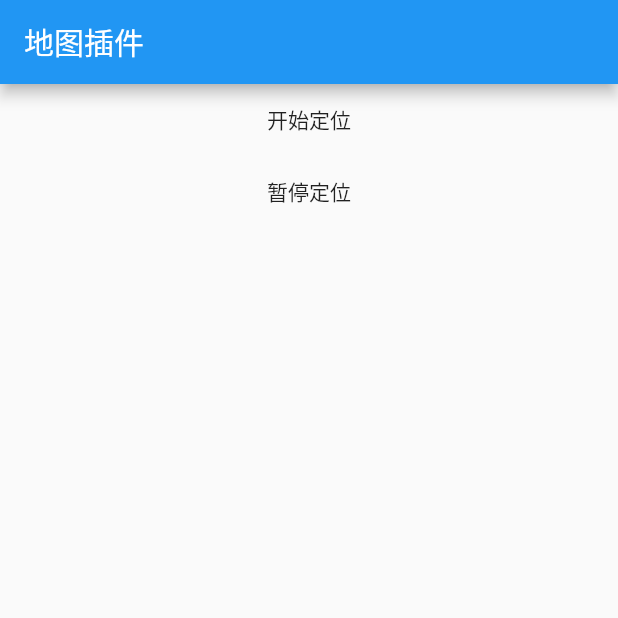
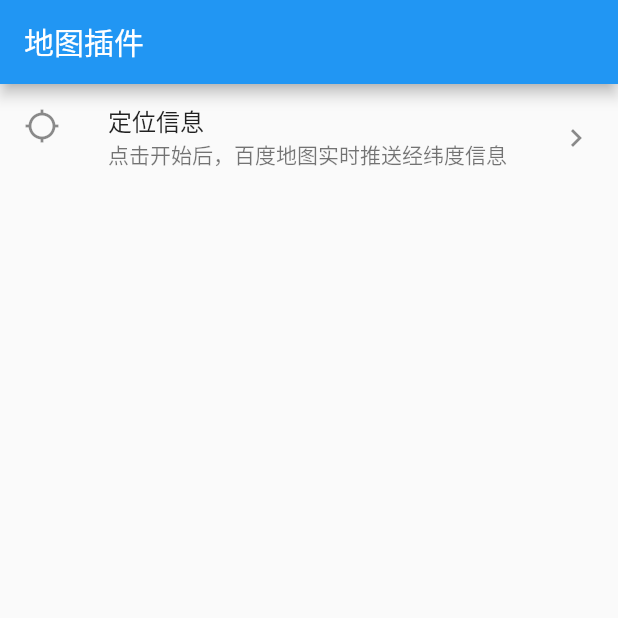
Before and after one commit to ducafecat/flutter_baidu_plugin_ducafecat, a Flutter app: the screen it shows after launch, on a phone screen of 412 x 824 dp, the top half of it. Run offline on Flutter 3.47's test engine with Material 2 defaults, Android fonts, the phone set to English and light mode, and no system bars; our stand-ins replace permission_handler.

```diff
--- a/example/lib/main.dart
+++ b/example/lib/main.dart
@@ -1,10 +1,9 @@
+import 'dart:io';
+
 import 'package:flutter/material.dart';
 import 'dart:async';
-
-import 'package:flutter_baidu_plugin_ducafecat/entity/flutter_baidu_location.dart';
-import 'package:flutter_baidu_plugin_ducafecat/entity/flutter_baidu_location_android_option.dart';
-import 'package:flutter_baidu_plugin_ducafecat/entity/flutter_baidu_location_ios_option.dart';
 import 'package:flutter_baidu_plugin_ducafecat/flutter_baidu_plugin_ducafecat.dart';
+import 'package:flutter_baidu_plugin_ducafecat_example/views/location-view.dart';
 import 'package:permission_handler/permission_handler.dart';
 
 void main() {
@@ -17,27 +16,20 @@ class MyApp extends StatefulWidget {
 }
 
 class _MyAppState extends State<MyApp> {
-  // 组件对象
-  FlutterBaiduPluginDucafecat _locationPlugin = FlutterBaiduPluginDucafecat();
-
-  // 定义成员变量
-  StreamSubscription<Map<String, Object>> _locationListener; // 事件监听
-  BaiduLocation _baiduLocation; // 经纬度信息
-  Map<String, Object> _loationResult; // 返回格式数据
-
   @override
   void initState() {
     super.initState();
     _requestPermission(); // 执行权限请求
+
+    if (Platform.isIOS == true) {
+      FlutterBaiduPluginDucafecat.setApiKeyForIOS(
+          "dkYT07blcAj3drBbcN1eGFYqt16HP1pR");
+    }
   }
 
   @override
   void dispose() {
     super.dispose();
-    // 取消监听
-    if (null != _locationListener) {
-      _locationListener.cancel();
-    }
   }
 
   // 动态申请定位权限
@@ -51,93 +43,35 @@ class _MyAppState extends State<MyApp> {
         statuses[Permission.storage].isGranted;
   }
 
-  // 返回定位信息
-  void _setupListener() {
-    if (_locationListener != null) {
-      return;
-    }
-    _locationListener =
-        _locationPlugin.onResultCallback().listen((Map<String, Object> result) {
-      setState(() {
-        _loationResult = result;
-        try {
-          _baiduLocation = BaiduLocation.fromMap(result);
-          print(_baiduLocation);
-        } catch (e) {
-          print(e);
-        }
-      });
-    });
-  }
-
-  // 设置android端和ios端定位参数
-  void _setLocOption() {
-    // android 端设置定位参数
-    BaiduLocationAndroidOption androidOption = new BaiduLocationAndroidOption();
-    androidOption.setCoorType("bd09ll"); // 设置返回的位置坐标系类型
-    androidOption.setIsNeedAltitude(true); // 设置是否需要返回海拔高度信息
-    androidOption.setIsNeedAddres(true); // 设置是否需要返回地址信息
-    androidOption.setIsNeedLocationPoiList(true); // 设置是否需要返回周边poi信息
-    androidOption.setIsNeedNewVersionRgc(true); // 设置是否需要返回最新版本rgc信息
-    androidOption.setIsNeedLocationDescribe(true); // 设置是否需要返回位置描述
-    androidOption.setOpenGps(true); // 设置是否需要使用gps
-    androidOption.setLocationMode(LocationMode.Hight_Accuracy); // 设置定位模式
-    androidOption.setScanspan(1000); // 设置发起定位请求时间间隔
-
-    Map androidMap = androidOption.getMap();
-
-    // ios 端设置定位参数
-    BaiduLocationIOSOption iosOption = new BaiduLocationIOSOption();
-    iosOption.setIsNeedNewVersionRgc(true); // 设置是否需要返回最新版本rgc信息
-    iosOption.setBMKLocationCoordinateType(
-        "BMKLocationCoordinateTypeBMK09LL"); // 设置返回的位置坐标系类型
-    iosOption.setActivityType("CLActivityTypeAutomotiveNavigation"); // 设置应用位置类型
-    iosOption.setLocationTimeout(10); // 设置位置获取超时时间
-    iosOption.setDesiredAccuracy("kCLLocationAccuracyBest"); // 设置预期精度参数
-    iosOption.setReGeocodeTimeout(10); // 设置获取地址信息超时时间
-    iosOption.setDistanceFilter(100); // 设置定位最小更新距离
-    iosOption.setAllowsBackgroundLocationUpdates(true); // 是否允许后台定位
-    iosOption.setPauseLocUpdateAutomatically(true); //  定位是否会被系统自动暂停
-
-    Map iosMap = iosOption.getMap();
-
-    _locationPlugin.prepareLoc(androidMap, iosMap);
-  }
-
-  // 启动定位
-  void _startLocation() {
-    if (null != _locationPlugin) {
-      _setupListener();
-      _setLocOption();
-      _locationPlugin.startLocation();
+  @override
+  Widget build(BuildContext context) {
+    return MaterialApp(
+      routes: {
+        "location_view": (context) => LocationView(),
+      },
+      home: MyHome(),
+    );
   }
 }
 
-  // 停止定位
-  void _stopLocation() {
-    if (null != _locationPlugin) {
-      _locationPlugin.stopLocation();
-    }
-  }
-
+class MyHome extends StatelessWidget {
   @override
   Widget build(BuildContext context) {
-    return MaterialApp(
-      home: Scaffold(
+    return Scaffold(
       appBar: AppBar(title: Text('地图插件')),
-        body: Center(
+      body: SingleChildScrollView(
         child: Column(
-            children: <Widget>[
-              FlatButton(
-                onPressed: _startLocation,
-                child: Text('开始定位'),
-              ),
-              FlatButton(
-                onPressed: _stopLocation,
-                child: Text('暂停定位'),
+          children: [
+            ListTile(
+              title: Text('定位信息'),
+              subtitle: Text('点击开始后，百度地图实时推送经纬度信息'),
+              leading: Icon(Icons.location_searching),
+              trailing: Icon(Icons.keyboard_arrow_right),
+              onTap: () {
+                Navigator.pushNamed(context, "location_view");
+              },
             )
           ],
-          ),
         ),
       ),
     );
--- a/example/pubspec.yaml
+++ b/example/pubspec.yaml
@@ -1,5 +1,6 @@
 name: flutter_baidu_plugin_ducafecat_example
 description: Demonstrates how to use the flutter_baidu_plugin_ducafecat plugin.
+version: 0.0.1
 
 # The following line prevents the package from being accidentally published to
 # pub.dev using `pub publish`. This is preferred for private packages.
--- a/lib/flutter_baidu_plugin_ducafecat.dart
+++ b/lib/flutter_baidu_plugin_ducafecat.dart
@@ -13,7 +13,7 @@ class FlutterBaiduPluginDucafecat {
 
   /// ios 下设置 key
   /// android 在 AndroidManifest.xml 中设置
-  static Future<bool> setApiKey(String key) async {
+  static Future<bool> setApiKeyForIOS(String key) async {
     return await _channel.invokeMethod("setApiKey", key);
   }
 
```
Also changed, not shown: example/lib/views/location-view.dart (added, +232 -0 lines), lib/entity/flutter_baidu_location.dart (+18 -19 lines), example/pubspec.lock, pubspec.lock, 11 other files. Lines whose indentation alone changed are shown as unchanged.
